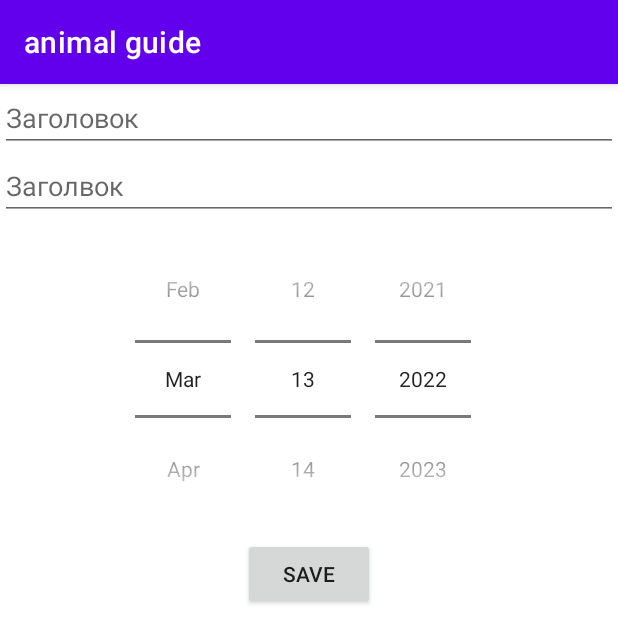
After one commit to Kalpakbaev/Homework10, an Android app: the fragment CardFragment placed in its activity, on a phone screen of 412 x 824 dp. The commit adds this screen. Shown: the top 643 px of the screen. Run offline under Robolectric (Android 15) with nearby library versions, the phone set to English and light mode, and no system bars.

Commit message:
добавлен dataPicker

```diff
--- /dev/null
+++ b/app/src/main/java/com/gb/myapplication_lesson10/publisher/Observer.java
@@ -0,0 +1,7 @@
+package com.gb.myapplication_lesson10.publisher;
+
+import com.gb.myapplication_lesson10.repository.CardData;
+
+public interface Observer {
+    void receiveMassage(CardData cardData);
+}
--- /dev/null
+++ b/app/src/main/java/com/gb/myapplication_lesson10/publisher/Publisher.java
@@ -0,0 +1,28 @@
+package com.gb.myapplication_lesson10.publisher;
+
+import com.gb.myapplication_lesson10.repository.CardData;
+
+import java.util.ArrayList;
+import java.util.List;
+
+public class Publisher {
+    public List<Observer> observers;
+
+    public Publisher(){
+        observers = new ArrayList<>();
+    }
+    public void subScribe(Observer observer) {
+        observers.add(observer);
+    }
+
+    public void unSubScribe(Observer observer) {
+        observers.remove(observer);
+    }
+
+
+    public void sendMassage(CardData cardData) {
+        for (Observer observer : observers) {
+            observer.receiveMassage(cardData);
+        }
+    }
+}
--- a/app/src/main/java/com/gb/myapplication_lesson10/repository/LocalRepositoryImpl.java
+++ b/app/src/main/java/com/gb/myapplication_lesson10/repository/LocalRepositoryImpl.java
@@ -7,6 +7,7 @@ import android.provider.ContactsContract;
 import com.gb.myapplication_lesson10.R;
 
 import java.util.ArrayList;
+import java.util.Calendar;
 import java.util.List;
 
 public class LocalRepositoryImpl implements CardsSource {
@@ -24,7 +25,8 @@ public class LocalRepositoryImpl implements CardsSource {
         String[] description = resources.getStringArray(R.array.descriptions);
         TypedArray pictures = resources.obtainTypedArray(R.array.pictures);
         for (int i = 0; i < titles.length; i++) {
-            dataSource.add(new CardData(titles[i], description[i], pictures.getResourceId(i, 0), false));
+            dataSource.add(new CardData(titles[i], description[i], pictures.getResourceId(i, 0), false,
+                    Calendar.getInstance().getTime()));
         }
         return this;
     }
--- a/app/src/main/java/com/gb/myapplication_lesson10/ui/MainActivity.java
+++ b/app/src/main/java/com/gb/myapplication_lesson10/ui/MainActivity.java
@@ -5,16 +5,30 @@ import androidx.appcompat.app.AppCompatActivity;
 import android.os.Bundle;
 
 import com.gb.myapplication_lesson10.R;
+import com.gb.myapplication_lesson10.publisher.Publisher;
+import com.gb.myapplication_lesson10.ui.main.AnimalGuideFragment;
+import com.gb.myapplication_lesson10.ui.main.Navigation;
 
 public class MainActivity extends AppCompatActivity {
+
+   private Publisher publisher;
+    private Navigation navigation;
+
+    public Navigation getNavigation() {
+        return navigation;
+    }
+    public Publisher getPublisher() {
+        return publisher;
+    }
 
     @Override
     protected void onCreate(Bundle savedInstanceState) {
         super.onCreate(savedInstanceState);
         setContentView(R.layout.activity_main);
-
+          publisher = new Publisher();
+          navigation = new Navigation( getSupportFragmentManager());
         if (savedInstanceState==null){
-            getSupportFragmentManager().beginTransaction().replace(R.id.container,AnimalGuideFragment.newInstance()).commit();
+            navigation.replaceFragment(AnimalGuideFragment.newInstance(),false);
         }
     }
 }
--- a/app/src/main/java/com/gb/myapplication_lesson10/ui/AnimalGuideAdapter.java
+++ b/app/src/main/java/com/gb/myapplication_lesson10/ui/main/AnimalGuideAdapter.java
@@ -1,4 +1,4 @@
-package com.gb.myapplication_lesson10.ui;
+package com.gb.myapplication_lesson10.ui.main;
 
 import android.view.LayoutInflater;
 import android.view.View;
@@ -14,6 +14,8 @@ import androidx.recyclerview.widget.RecyclerView;
 import com.gb.myapplication_lesson10.R;
 import com.gb.myapplication_lesson10.repository.CardData;
 import com.gb.myapplication_lesson10.repository.CardsSource;
+
+import java.text.MessageFormat;
 
 public class AnimalGuideAdapter extends RecyclerView.Adapter<AnimalGuideAdapter.MyViewHolder> {
 
@@ -110,7 +112,7 @@ public class AnimalGuideAdapter extends RecyclerView.Adapter<AnimalGuideAdapter.
 
         public void bindContentWithLayout(CardData content) {
             textViewTitle.setText(content.getTitle());
-            textViewDescription.setText(content.getDescription());
+            textViewDescription.setText(MessageFormat.format("{0} {1}", content.getDescription(), content.getDate()));
             imageViewPicture.setImageResource(content.getPicture());
             toggleButton.setChecked(content.isLike());
 
--- a/app/src/main/java/com/gb/myapplication_lesson10/ui/AnimalGuideFragment.java
+++ b/app/src/main/java/com/gb/myapplication_lesson10/ui/main/AnimalGuideFragment.java
@@ -1,10 +1,11 @@
-package com.gb.myapplication_lesson10.ui;
+package com.gb.myapplication_lesson10.ui.main;
 
 import android.os.Bundle;
 
 import androidx.annotation.NonNull;
 import androidx.annotation.Nullable;
 import androidx.fragment.app.Fragment;
+import androidx.recyclerview.widget.DefaultItemAnimator;
 import androidx.recyclerview.widget.DividerItemDecoration;
 import androidx.recyclerview.widget.LinearLayoutManager;
 import androidx.recyclerview.widget.RecyclerView;
@@ -19,12 +20,18 @@ import android.view.ViewGroup;
 import android.widget.Toast;
 
 import com.gb.myapplication_lesson10.R;
+import com.gb.myapplication_lesson10.publisher.Observer;
 import com.gb.myapplication_lesson10.repository.CardData;
 import com.gb.myapplication_lesson10.repository.CardsSource;
 import com.gb.myapplication_lesson10.repository.LocalRepositoryImpl;
+import com.gb.myapplication_lesson10.ui.MainActivity;
+import com.gb.myapplication_lesson10.ui.editor.CardFragment;
+
+import java.util.Calendar;
 
 public class AnimalGuideFragment extends Fragment implements OnItemClickListener {
     CardsSource data;
+    RecyclerView recyclerView;
 
     AnimalGuideAdapter animalGuideAdapter;
 
@@ -59,8 +66,10 @@ public class AnimalGuideFragment extends Fragment implements OnItemClickListener
         switch (item.getItemId()){
             case R.id.action_add:{
                 data.adCardData(new CardData("NewCard "+data.size(),"description NewCard " +
-                        data.size(),R.drawable.animals,false));
+                        data.size(),R.drawable.animals,false, Calendar.getInstance().getTime()));
                 animalGuideAdapter.notifyItemInserted(data.size()-1);
+                recyclerView.smoothScrollToPosition(data.size()-1);
+
                 break;
             }
             case R.id.action_clear:{
@@ -78,16 +87,24 @@ public class AnimalGuideFragment extends Fragment implements OnItemClickListener
         super.onCreateContextMenu(menu, v, menuInfo);
         requireActivity().getMenuInflater().inflate(R.menu.card_menu,menu);
     }
-
     @Override
     public boolean onContextItemSelected(@NonNull MenuItem item) {
         int menuPosition = animalGuideAdapter.getMenuPosition();
         switch (item.getItemId()){
             case R.id.action_update:{
-                data.updateCardData(menuPosition,new CardData("UpdatedCard "+data.size(),"description UpdatedCard " +
-                        data.size(),data.getCardData(menuPosition).getPicture(),false));
-                animalGuideAdapter.notifyItemChanged(menuPosition);
-                break;
+                /*data.updateCardData(menuPosition,new CardData("UpdatedCard "+data.size(),"description UpdatedCard " +
+                        data.size(),data.getCardData(menuPosition).getPicture(),false, Calendar.getInstance().getTime()));
+                animalGuideAdapter.notifyItemChanged(menuPosition);*/
+                Observer observer = new Observer() {
+                    @Override
+                    public void receiveMassage(CardData cardData) {
+                        ((MainActivity) requireActivity()).getPublisher().unSubScribe(this);
+                        data.updateCardData(menuPosition,cardData);
+                        animalGuideAdapter.notifyItemChanged(menuPosition);
+                    }
+                };
+                ((MainActivity) requireActivity()).getPublisher().subScribe(observer);
+                ((MainActivity) requireActivity()).getNavigation().addFragment(CardFragment.newInstance(data.getCardData(menuPosition)),true);
             }
             case R.id.action_delete:{
                     data.deleteCardData(menuPosition);
@@ -106,12 +123,16 @@ public class AnimalGuideFragment extends Fragment implements OnItemClickListener
         animalGuideAdapter.setOnItemClickListener(this);
     }
         void initRecycle(View view){
-            RecyclerView recyclerView = view.findViewById(R.id.recyclerView);
+            recyclerView = view.findViewById(R.id.recyclerView);
             LinearLayoutManager linearLayoutManager = new LinearLayoutManager(getContext());
             recyclerView.setLayoutManager(linearLayoutManager);
             recyclerView.setHasFixedSize(true);
             recyclerView.setAdapter(animalGuideAdapter);
-
+            DefaultItemAnimator animator = new DefaultItemAnimator();
+            animator.setAddDuration(3000);
+           // animator.setChangeDuration(3000);
+            animator.setRemoveDuration(3000);
+            recyclerView.setItemAnimator(animator);
             DividerItemDecoration dividerItemDecoration = new DividerItemDecoration(requireContext(),LinearLayoutManager.VERTICAL);
             dividerItemDecoration.setDrawable(getResources().getDrawable(R.drawable.separator));
             recyclerView.addItemDecoration(dividerItemDecoration);
--- /dev/null
+++ b/app/src/main/java/com/gb/myapplication_lesson10/ui/main/Navigation.java
@@ -0,0 +1,36 @@
+package com.gb.myapplication_lesson10.ui.main;
+
+import androidx.fragment.app.Fragment;
+import androidx.fragment.app.FragmentManager;
+import androidx.fragment.app.FragmentTransaction;
+
+import com.gb.myapplication_lesson10.R;
+
+public class Navigation {
+    private final FragmentManager fragmentManager;
+
+    public Navigation(FragmentManager fragmentManager){
+        this.fragmentManager = fragmentManager;
+    }
+
+    public void replaceFragment(Fragment fragment, boolean useBackStack) {
+        // Открыть транзакцию
+        FragmentTransaction fragmentTransaction = fragmentManager.beginTransaction();
+        fragmentTransaction.replace(R.id.container, fragment);
+        if (useBackStack) {
+            fragmentTransaction.addToBackStack("");
+        }
+        // Закрыть транзакцию
+        fragmentTransaction.commit();
+    }
+    public void addFragment(Fragment fragment, boolean useBackStack) {
+        // Открыть транзакцию
+        FragmentTransaction fragmentTransaction = fragmentManager.beginTransaction();
+        fragmentTransaction.add(R.id.container, fragment);
+        if (useBackStack) {
+            fragmentTransaction.addToBackStack("");
+        }
+        // Закрыть транзакцию
+        fragmentTransaction.commit();
+    }
+}
--- a/app/src/main/java/com/gb/myapplication_lesson10/ui/OnItemClickListener.java
+++ b/app/src/main/java/com/gb/myapplication_lesson10/ui/main/OnItemClickListener.java
@@ -1,4 +1,4 @@
-package com.gb.myapplication_lesson10.ui;
+package com.gb.myapplication_lesson10.ui.main;
 
 public interface OnItemClickListener {
     void onItemClick(int position);
--- a/app/src/main/res/layout/fragment_animal_guide.xml
+++ b/app/src/main/res/layout/fragment_animal_guide.xml
@@ -4,7 +4,7 @@
     xmlns:tools="http://schemas.android.com/tools"
     android:layout_width="match_parent"
     android:layout_height="match_parent"
-    tools:context=".ui.AnimalGuideFragment">
+    tools:context=".ui.main.AnimalGuideFragment">
 
     <androidx.recyclerview.widget.RecyclerView
         android:id="@+id/recyclerView"
--- /dev/null
+++ b/app/src/main/res/layout/fragment_card.xml
@@ -0,0 +1,43 @@
+<?xml version="1.0" encoding="utf-8"?>
+<androidx.core.widget.NestedScrollView xmlns:android="http://schemas.android.com/apk/res/android"
+    xmlns:tools="http://schemas.android.com/tools"
+    android:layout_width="match_parent"
+    android:layout_height="match_parent"
+    android:background="@color/white"
+    android:clickable="true">
+
+    <LinearLayout
+        android:layout_width="match_parent"
+        android:layout_height="match_parent"
+        android:orientation="vertical">
+
+
+        <EditText
+            android:id="@+id/inputTitle"
+            android:layout_width="match_parent"
+            android:layout_height="wrap_content"
+            android:hint="Заголовок"/>
+
+        <EditText
+            android:id="@+id/inputDescription"
+            android:layout_width="match_parent"
+            android:layout_height="wrap_content"
+            android:hint="Заголвок" />
+
+
+        <DatePicker
+            android:id="@+id/inputDate"
+            android:layout_width="match_parent"
+            android:layout_height="wrap_content"
+            android:layout_gravity="center"
+            android:calendarViewShown="false"
+            android:datePickerMode="spinner" />
+
+        <androidx.appcompat.widget.AppCompatButton
+            android:id="@+id/btnSave"
+            android:layout_width="wrap_content"
+            android:layout_height="wrap_content"
+            android:layout_gravity="center"
+            android:text="@string/save" />
+    </LinearLayout>
+</androidx.core.widget.NestedScrollView>
--- a/app/src/main/res/values/strings.xml
+++ b/app/src/main/res/values/strings.xml
@@ -19,5 +19,8 @@
     <string name="add">add</string>
     <string name="update">Изменить</string>
     <string name="delete">удалить</string>
+    <string name="save">save</string>
+    <string name="test1">test1</string>
+    <string name="test2">test2</string>
 
 </resources>
```
Also changed, not shown: app/src/main/java/com/gb/myapplication_lesson10/repository/CardData.java (+57 -3 lines), app/src/main/java/com/gb/myapplication_lesson10/ui/editor/CardFragment.java (added, +87 -0 lines).
